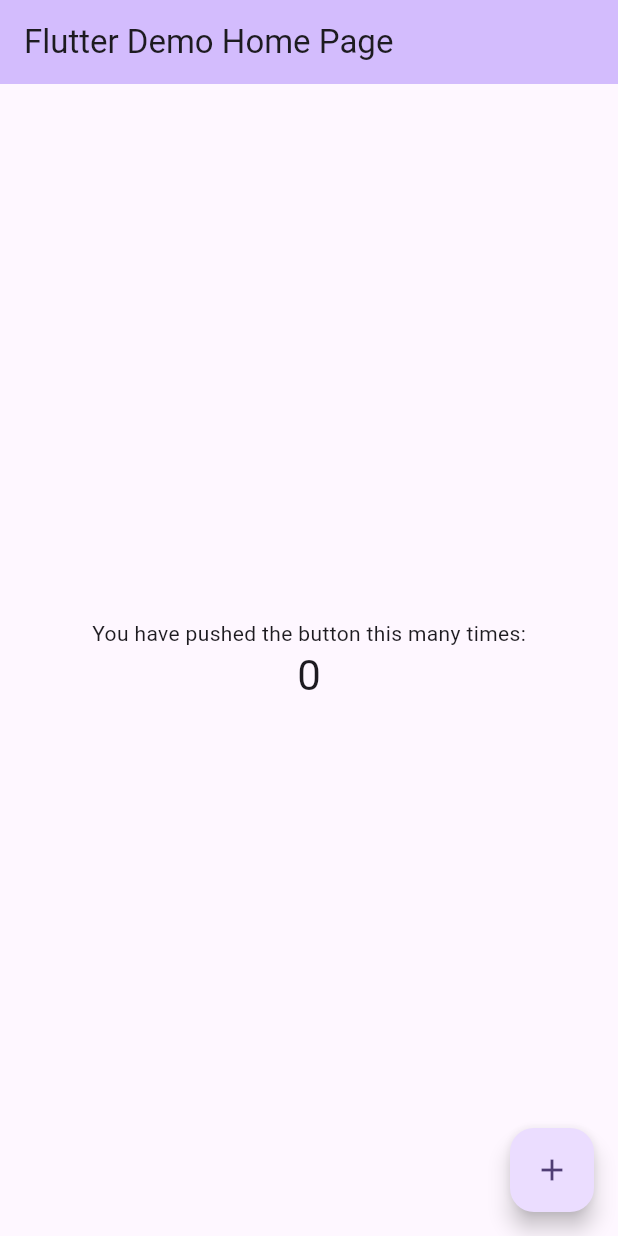
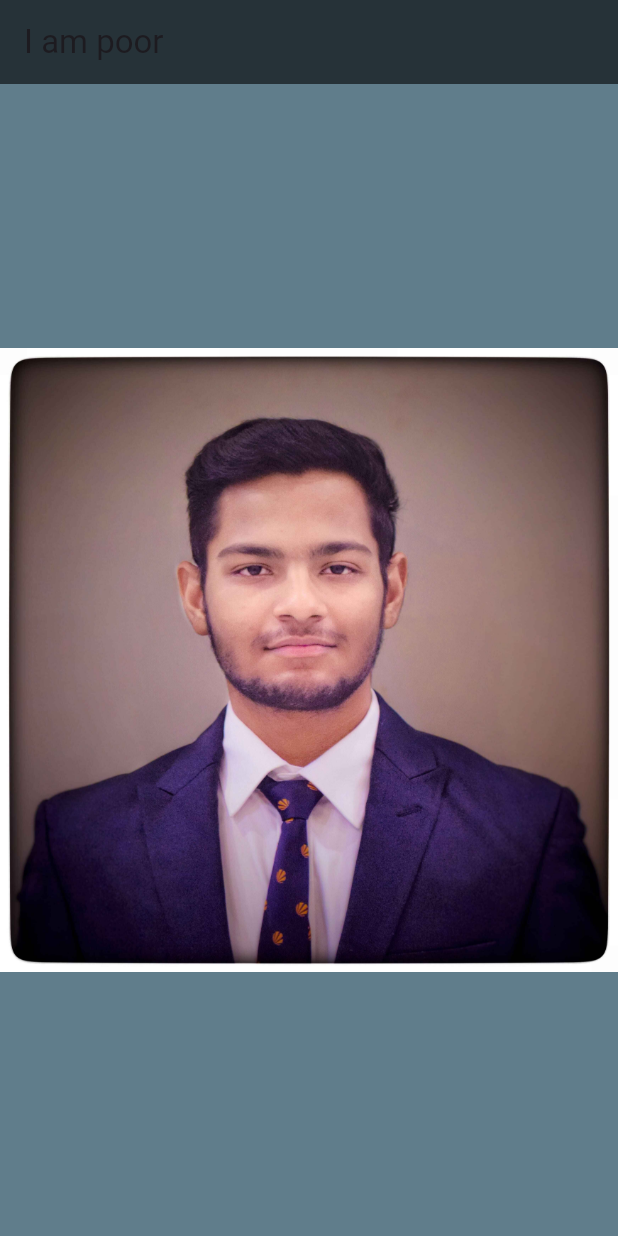
Before and after one commit to saurabhsigma/flutter, a Flutter app: the screen it shows after launch, on a phone screen of 412 x 824 dp. Run offline on Flutter 3.47's test engine with Material 3 defaults, Android fonts, the light colour scheme and no system bars.

Commit message:
done with 3 modules, rich and poor both done

```diff
--- a/i_am_rich/lib/main.dart
+++ b/i_am_rich/lib/main.dart
@@ -1,125 +1,36 @@
 import 'package:flutter/material.dart';
 
+// void main() {
+//   runApp(
+//     MaterialApp(
+//       home: Scaffold(
+//         appBar: AppBar(
+//           title: Text('I am Rich'),
+//           backgroundColor: Colors.blueGrey[900],
+//         ),
+//         backgroundColor: Colors.blueGrey,
+//         body: Center(
+//           child: Image.asset('assets/images/me.jpeg'),
+//         ),
+//       ),
+//     ),
+//   );
+// }
+
 void main() {
-  runApp(const MyApp());
-}
-
-class MyApp extends StatelessWidget {
-  const MyApp({super.key});
-
-  // This widget is the root of your application.
-  @override
-  Widget build(BuildContext context) {
-    return MaterialApp(
-      title: 'Flutter Demo',
-      theme: ThemeData(
-        // This is the theme of your application.
-        //
-        // TRY THIS: Try running your application with "flutter run". You'll see
-        // the application has a purple toolbar. Then, without quitting the app,
-        // try changing the seedColor in the colorScheme below to Colors.green
-        // and then invoke "hot reload" (save your changes or press the "hot
-        // reload" button in a Flutter-supported IDE, or press "r" if you used
-        // the command line to start the app).
-        //
-        // Notice that the counter didn't reset back to zero; the application
-        // state is not lost during the reload. To reset the state, use hot
-        // restart instead.
-        //
-        // This works for code too, not just values: Most code changes can be
-        // tested with just a hot reload.
-        colorScheme: ColorScheme.fromSeed(seedColor: Colors.deepPurple),
-        useMaterial3: true,
-      ),
-      home: const MyHomePage(title: 'Flutter Demo Home Page'),
-    );
-  }
-}
-
-class MyHomePage extends StatefulWidget {
-  const MyHomePage({super.key, required this.title});
-
-  // This widget is the home page of your application. It is stateful, meaning
-  // that it has a State object (defined below) that contains fields that affect
-  // how it looks.
-
-  // This class is the configuration for the state. It holds the values (in this
-  // case the title) provided by the parent (in this case the App widget) and
-  // used by the build method of the State. Fields in a Widget subclass are
-  // always marked "final".
-
-  final String title;
-
-  @override
-  State<MyHomePage> createState() => _MyHomePageState();
-}
-
-class _MyHomePageState extends State<MyHomePage> {
-  int _counter = 0;
-
-  void _incrementCounter() {
-    setState(() {
-      // This call to setState tells the Flutter framework that something has
-      // changed in this State, which causes it to rerun the build method below
-      // so that the display can reflect the updated values. If we changed
-      // _counter without calling setState(), then the build method would not be
-      // called again, and so nothing would appear to happen.
-      _counter++;
-    });
-  }
-
-  @override
-  Widget build(BuildContext context) {
-    // This method is rerun every time setState is called, for instance as done
-    // by the _incrementCounter method above.
-    //
-    // The Flutter framework has been optimized to make rerunning build methods
-    // fast, so that you can just rebuild anything that needs updating rather
-    // than having to individually change instances of widgets.
-    return Scaffold(
-      appBar: AppBar(
-        // TRY THIS: Try changing the color here to a specific color (to
-        // Colors.amber, perhaps?) and trigger a hot reload to see the AppBar
-        // change color while the other colors stay the same.
-        backgroundColor: Theme.of(context).colorScheme.inversePrimary,
-        // Here we take the value from the MyHomePage object that was created by
-        // the App.build method, and use it to set our appbar title.
-        title: Text(widget.title),
-      ),
-      body: Center(
-        // Center is a layout widget. It takes a single child and positions it
-        // in the middle of the parent.
-        child: Column(
-          // Column is also a layout widget. It takes a list of children and
-          // arranges them vertically. By default, it sizes itself to fit its
-          // children horizontally, and tries to be as tall as its parent.
-          //
-          // Column has various properties to control how it sizes itself and
-          // how it positions its children. Here we use mainAxisAlignment to
-          // center the children vertically; the main axis here is the vertical
-          // axis because Columns are vertical (the cross axis would be
-          // horizontal).
-          //
-          // TRY THIS: Invoke "debug painting" (choose the "Toggle Debug Paint"
-          // action in the IDE, or press "p" in the console), to see the
-          // wireframe for each widget.
-          mainAxisAlignment: MainAxisAlignment.center,
-          children: <Widget>[
-            const Text(
-              'You have pushed the button this many times:',
-            ),
-            Text(
-              '$_counter',
-              style: Theme.of(context).textTheme.headlineMedium,
-            ),
-          ],
+  runApp(
+    MaterialApp(
+      home: Scaffold(
+        appBar: AppBar(
+          title: Text('I am poor'),
+          backgroundColor: Colors.blueGrey[900],
+        ),
+        backgroundColor: Colors.blueGrey,
+        body: Center(
+          child: Image(image: AssetImage('assets/images/me.jpeg'),
+          ),
         ),
       ),
-      floatingActionButton: FloatingActionButton(
-        onPressed: _incrementCounter,
-        tooltip: 'Increment',
-        child: const Icon(Icons.add),
-      ), // This trailing comma makes auto-formatting nicer for build methods.
-    );
-  }
+    ),
+  );
 }
```
Also changed, not shown: i_am_rich/pubspec.yaml (+3 -67 lines), i_am_rich/assets/images/me.jpeg (added), 1 other file.
